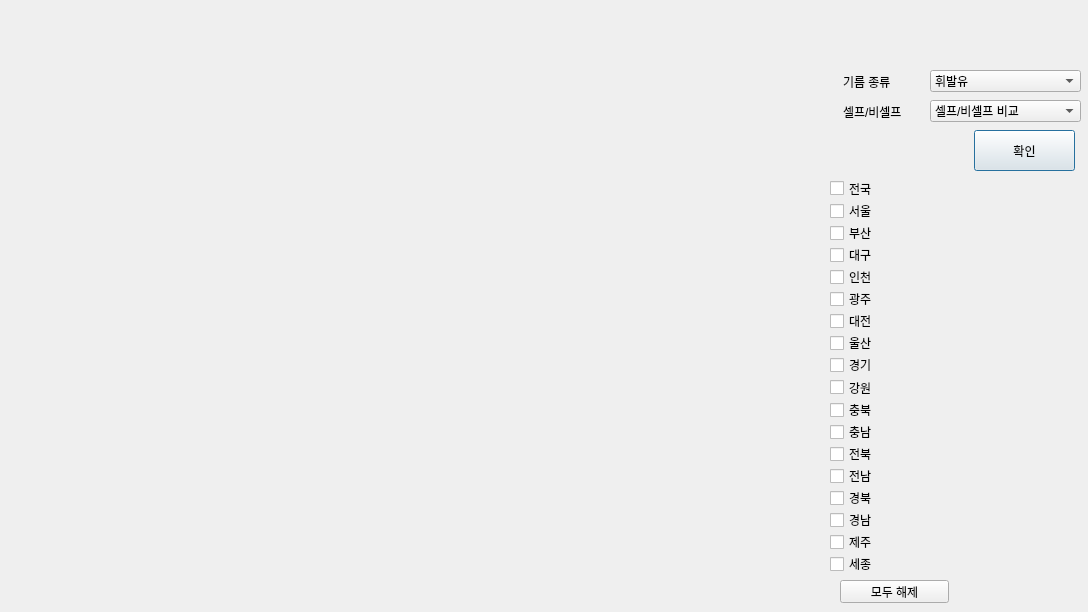
Before: the Qt Designer form ui/oil_stat.ui in wbsim12/oilProject, drawn with Qt 5.
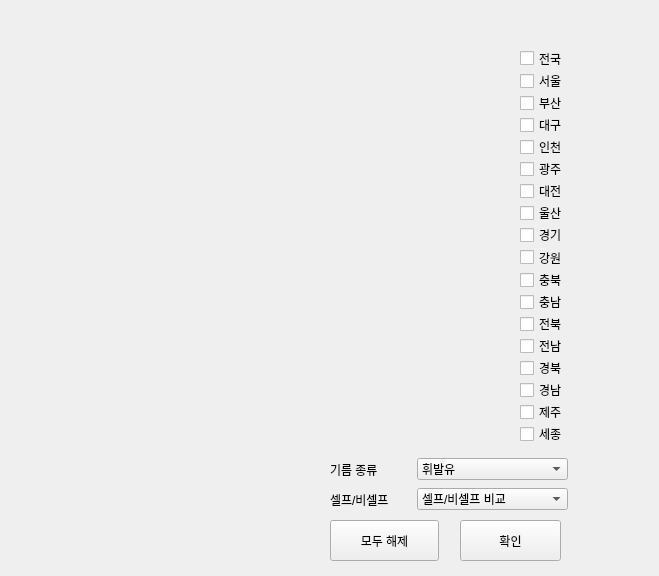
After: the same form once the commit is applied.

Commit message: [기능] 기능 분리: UI, 크롤링

Diff of the .ui file:
```diff
--- a/ui/oil_stat.ui
+++ b/ui/oil_stat.ui
@@ -1,13 +1,13 @@
 <?xml version="1.0" encoding="UTF-8"?>
 <ui version="4.0">
- <class>Dialog</class>
- <widget class="QDialog" name="Dialog">
+ <class>price_chart</class>
+ <widget class="QWidget" name="price_chart">
   <property name="geometry">
    <rect>
     <x>0</x>
     <y>0</y>
-    <width>1088</width>
-    <height>612</height>
+    <width>659</width>
+    <height>576</height>
    </rect>
   </property>
   <property name="windowTitle">
@@ -17,103 +17,19 @@
    <property name="geometry">
     <rect>
      <x>10</x>
-     <y>70</y>
-     <width>811</width>
-     <height>531</height>
+     <y>50</y>
+     <width>501</width>
+     <height>391</height>
     </rect>
    </property>
    <layout class="QVBoxLayout" name="Graph"/>
   </widget>
-  <widget class="QComboBox" name="oil_combo">
-   <property name="geometry">
-    <rect>
-     <x>930</x>
-     <y>70</y>
-     <width>151</width>
-     <height>22</height>
-    </rect>
-   </property>
-   <item>
-    <property name="text">
-     <string>휘발유</string>
-    </property>
-   </item>
-   <item>
-    <property name="text">
-     <string>경유</string>
-    </property>
-   </item>
-  </widget>
-  <widget class="QLabel" name="label">
-   <property name="geometry">
-    <rect>
-     <x>843</x>
-     <y>72</y>
-     <width>71</width>
-     <height>20</height>
-    </rect>
-   </property>
-   <property name="text">
-    <string>기름 종류</string>
-   </property>
-  </widget>
-  <widget class="QLabel" name="label_2">
-   <property name="geometry">
-    <rect>
-     <x>843</x>
-     <y>102</y>
-     <width>71</width>
-     <height>20</height>
-    </rect>
-   </property>
-   <property name="text">
-    <string>셀프/비셀프</string>
-   </property>
-  </widget>
-  <widget class="QComboBox" name="self_combo">
-   <property name="geometry">
-    <rect>
-     <x>930</x>
-     <y>100</y>
-     <width>151</width>
-     <height>22</height>
-    </rect>
-   </property>
-   <item>
-    <property name="text">
-     <string>셀프/비셀프 비교</string>
-    </property>
-   </item>
-   <item>
-    <property name="text">
-     <string>셀프</string>
-    </property>
-   </item>
-   <item>
-    <property name="text">
-     <string>비셀프</string>
-    </property>
-   </item>
-  </widget>
-  <widget class="QPushButton" name="pushButton">
-   <property name="geometry">
-    <rect>
-     <x>974</x>
-     <y>130</y>
-     <width>101</width>
-     <height>41</height>
-    </rect>
-   </property>
-   <property name="text">
-    <string>확인</string>
-   </property>
-  </widget>
   <widget class="QWidget" name="verticalLayoutWidget_2">
    <property name="geometry">
     <rect>
-     <x>830</x>
-     <y>180</y>
-     <width>131</width>
+     <x>520</x>
+     <y>50</y>
+     <width>81</width>
      <height>392</height>
     </rect>
    </property>
@@ -246,32 +162,116 @@
     </item>
    </layout>
   </widget>
-  <widget class="QLabel" name="explanation">
-   <property name="geometry">
-    <rect>
-     <x>840</x>
-     <y>40</y>
-     <width>241</width>
-     <height>21</height>
-    </rect>
-   </property>
-   <property name="text">
-    <string/>
-   </property>
-  </widget>
   <widget class="QPushButton" name="unselect_all">
    <property name="geometry">
     <rect>
-     <x>840</x>
-     <y>580</y>
+     <x>330</x>
+     <y>520</y>
      <width>109</width>
-     <height>23</height>
+     <height>41</height>
     </rect>
    </property>
    <property name="text">
     <string>모두 해제</string>
    </property>
   </widget>
+  <widget class="QPushButton" name="pushButton">
+   <property name="geometry">
+    <rect>
+     <x>460</x>
+     <y>520</y>
+     <width>101</width>
+     <height>41</height>
+    </rect>
+   </property>
+   <property name="text">
+    <string>확인</string>
+   </property>
+  </widget>
+  <widget class="QComboBox" name="self_combo">
+   <property name="geometry">
+    <rect>
+     <x>417</x>
+     <y>488</y>
+     <width>151</width>
+     <height>22</height>
+    </rect>
+   </property>
+   <item>
+    <property name="text">
+     <string>셀프/비셀프 비교</string>
+    </property>
+   </item>
+   <item>
+    <property name="text">
+     <string>셀프</string>
+    </property>
+   </item>
+   <item>
+    <property name="text">
+     <string>비셀프</string>
+    </property>
+   </item>
+  </widget>
+  <widget class="QLabel" name="label_2">
+   <property name="geometry">
+    <rect>
+     <x>330</x>
+     <y>490</y>
+     <width>71</width>
+     <height>20</height>
+    </rect>
+   </property>
+   <property name="text">
+    <string>셀프/비셀프</string>
+   </property>
+  </widget>
+  <widget class="QComboBox" name="oil_combo">
+   <property name="geometry">
+    <rect>
+     <x>417</x>
+     <y>458</y>
+     <width>151</width>
+     <height>22</height>
+    </rect>
+   </property>
+   <item>
+    <property name="text">
+     <string>휘발유</string>
+    </property>
+   </item>
+   <item>
+    <property name="text">
+     <string>경유</string>
+    </property>
+   </item>
+  </widget>
+  <widget class="QLabel" name="label">
+   <property name="geometry">
+    <rect>
+     <x>330</x>
+     <y>460</y>
+     <width>71</width>
+     <height>20</height>
+    </rect>
+   </property>
+   <property name="text">
+    <string>기름 종류</string>
+   </property>
+  </widget>
+  <widget class="QLabel" name="explanation">
+   <property name="geometry">
+    <rect>
+     <x>10</x>
+     <y>460</y>
+     <width>311</width>
+     <height>21</height>
+    </rect>
+   </property>
+   <property name="text">
+    <string/>
+   </property>
+  </widget>
  </widget>
  <resources/>
  <connections/>
```
Left out of the diff: 2 changed lines with no effect on the pictures. The commit also changes 3 other files.
